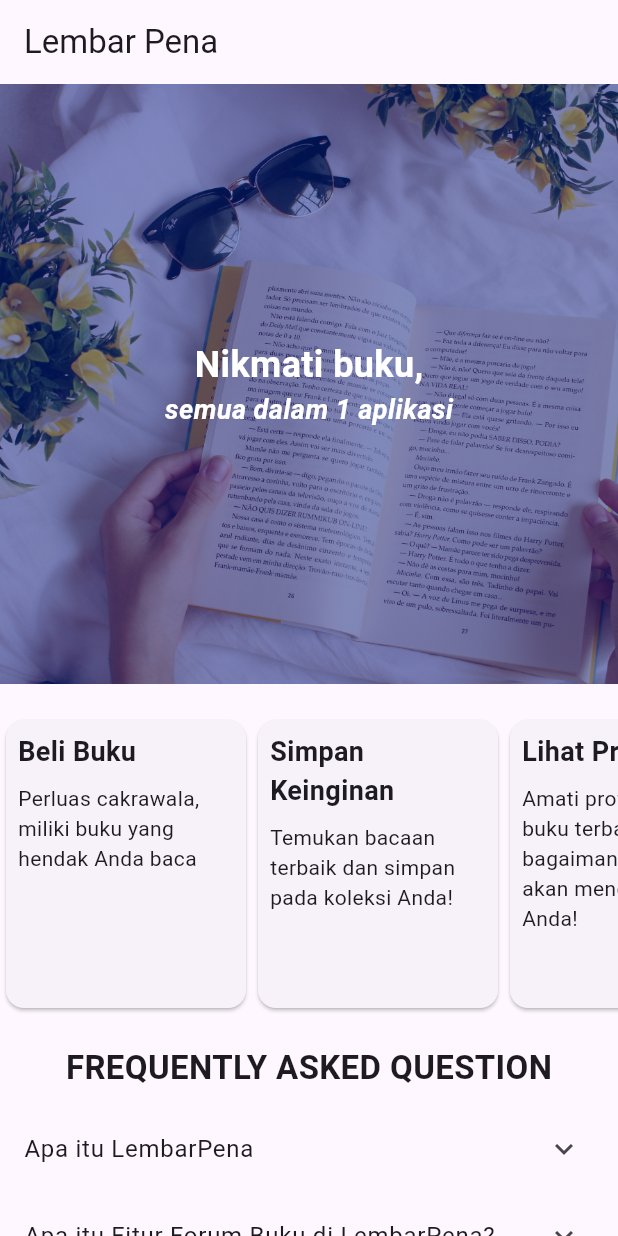
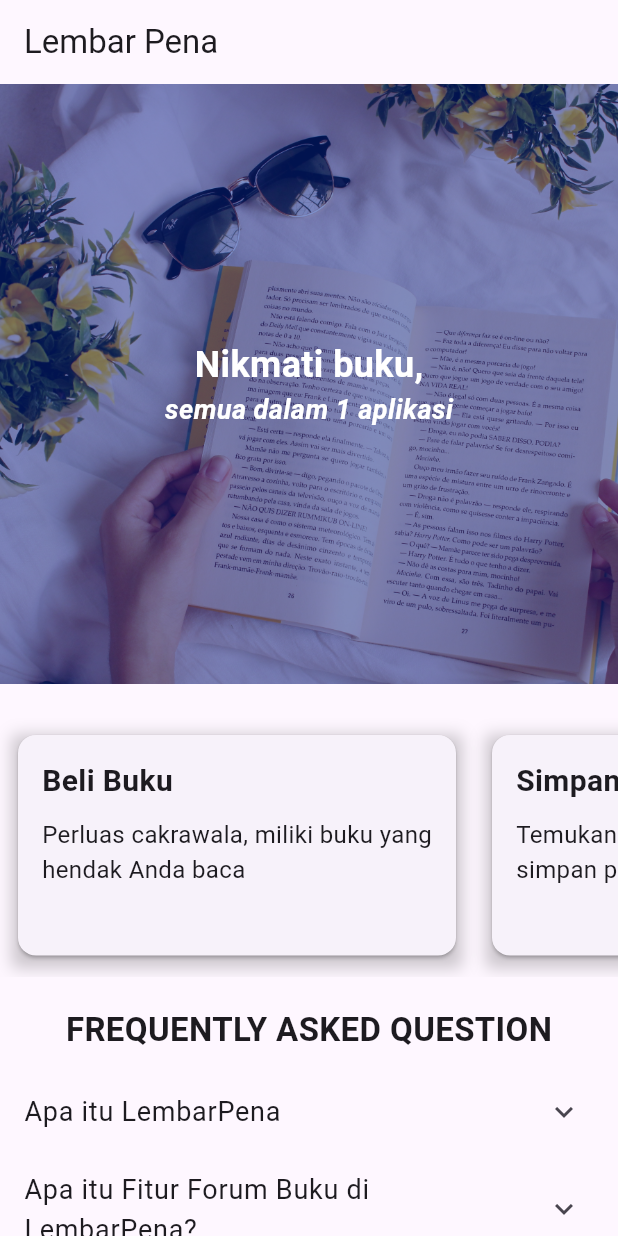
Before and after one commit to PBPC09/tkpaspbp, a Flutter app: the screen it shows after launch, on a phone screen of 412 x 824 dp. Run offline on Flutter 3.47's test engine with Material 3 defaults, Android fonts, the phone set to English and light mode, and no system bars; missing offline and left inert: pbp_django_auth.

Commit message:
edit: landingpage layout shadow

```diff
--- a/lib/Main/screens/landing_page.dart
+++ b/lib/Main/screens/landing_page.dart
@@ -88,6 +88,36 @@ class _LandingPageState extends State<LandingPage> {
     );
   }
 
+  Widget buildCard(String title, String description) {
+    return Container(
+      width: 300,
+      margin: EdgeInsets.symmetric(horizontal: 8.0, vertical: 10.0), // Memberikan jarak antar card
+      decoration: BoxDecoration(
+        boxShadow: [
+          BoxShadow(
+            color: Colors.black.withOpacity(0.2), // Warna shadow, dengan sedikit transparansi
+            spreadRadius: 0, // Seberapa jauh shadow menyebar
+            blurRadius: 8, // Seberapa buram atau soft edge shadow
+            offset: Offset(0, 4), // Perubahan posisi shadow (x, y)
+          ),
+        ],
+      ),
+      child: Card(
+        child: Padding(
+          padding: const EdgeInsets.all(16.0),
+          child: Column(
+            crossAxisAlignment: CrossAxisAlignment.start,
+            children: <Widget>[
+              Text(title, style: TextStyle(fontSize: 20, fontWeight: FontWeight.bold)),
+              SizedBox(height: 10),
+              Text(description, style: TextStyle(fontSize: 16)),
+            ],
+          ),
+        ),
+      ),
+    );
+  }
+
   Widget buildHorizontalScrollCards() {
     List<Widget> cards = [
       buildCard('Beli Buku', 'Perluas cakrawala, miliki buku yang hendak Anda baca'),
@@ -97,7 +127,7 @@ class _LandingPageState extends State<LandingPage> {
     ];
 
     return SizedBox(
-      height: 200,
+      height: 175,
       child: ListView(
         scrollDirection: Axis.horizontal,
         children: cards,
@@ -105,38 +135,19 @@ class _LandingPageState extends State<LandingPage> {
     );
   }
 
-  Widget buildCard(String title, String description) {
-    return Card(
-      child: Container(
-        width: 160,
-        padding: EdgeInsets.all(8),
-        child: Column(
-          crossAxisAlignment: CrossAxisAlignment.start,
-          children: <Widget>[
-            Text(
-              title,
-              style: const TextStyle(fontSize: 18, fontWeight: FontWeight.bold),
-            ),
-            const SizedBox(height: 8),
-            Text(description),
-          ],
-        ),
-      ),
-    );
-  }
 
   Widget _buildAccordion() {
     return Column(
       children: <Item>[
         Item(headerValue: 'Apa itu LembarPena', expandedValue: 'LembarPena adalah sebuah aplikasi marketplace belanja buku yang memungkinkan Anda untuk menjelajahi, mencari, dan membeli berbagai jenis buku secara online. Kami menyediakan akses ke koleksi buku yang luas, termasuk buku-buku terbaru, buku terlaris, buku bekas, dan banyak lagi. Dengan LembarPena, Anda dapat dengan mudah menemukan buku-buku favorit Anda dan melakukan pembelian secara praktis melalui aplikasi kami.'),
         Item(headerValue: 'Apa itu Fitur Forum Buku di LembarPena?', expandedValue: 'Fitur Forum Buku di LembarPena adalah wadah interaktif tempat pengguna aplikasi dapat berpartisipasi dalam diskusi, berbagi pendapat, dan berkomunikasi tentang buku. Ini adalah ruang online di mana pembaca, penulis, dan penggemar buku dapat bertukar pikiran, merekomendasikan buku, dan berbicara tentang berbagai aspek buku yang mereka baca.'),
-        Item(headerValue: ' Apakah Wishlist Book bersifat pribadi atau dapat dibagikan dengan pengguna lain?', expandedValue: 'Wishlist Book pada LembarPena</strong> bersifat pribadi secara default. Ini berarti daftar buku yang disimpan hanya dapat diakses oleh pengguna yang menyimpannya.'),
+        Item(headerValue: ' Apakah Wishlist Book bersifat pribadi atau dapat dibagikan dengan pengguna lain?', expandedValue: 'Wishlist Book pada LembarPena bersifat pribadi secara default. Ini berarti daftar buku yang disimpan hanya dapat diakses oleh pengguna yang menyimpannya.'),
       ].map<Widget>((Item item) {
         return ExpansionTile(
-          title: Text(item.headerValue),
+          title: Text(item.headerValue, textAlign: TextAlign.left, style: const TextStyle(fontSize: 18)),
           children: <Widget>[
             ListTile(
-              title: Text(item.expandedValue),
+              title: Text(item.expandedValue, textAlign: TextAlign.justify,),
             )
           ],
         );
```
